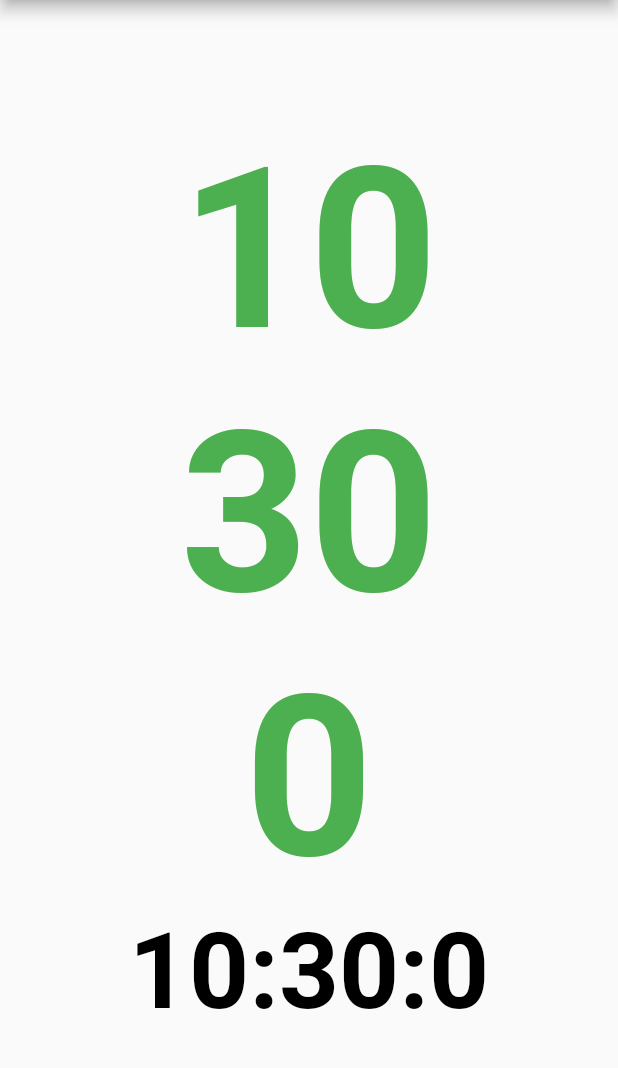
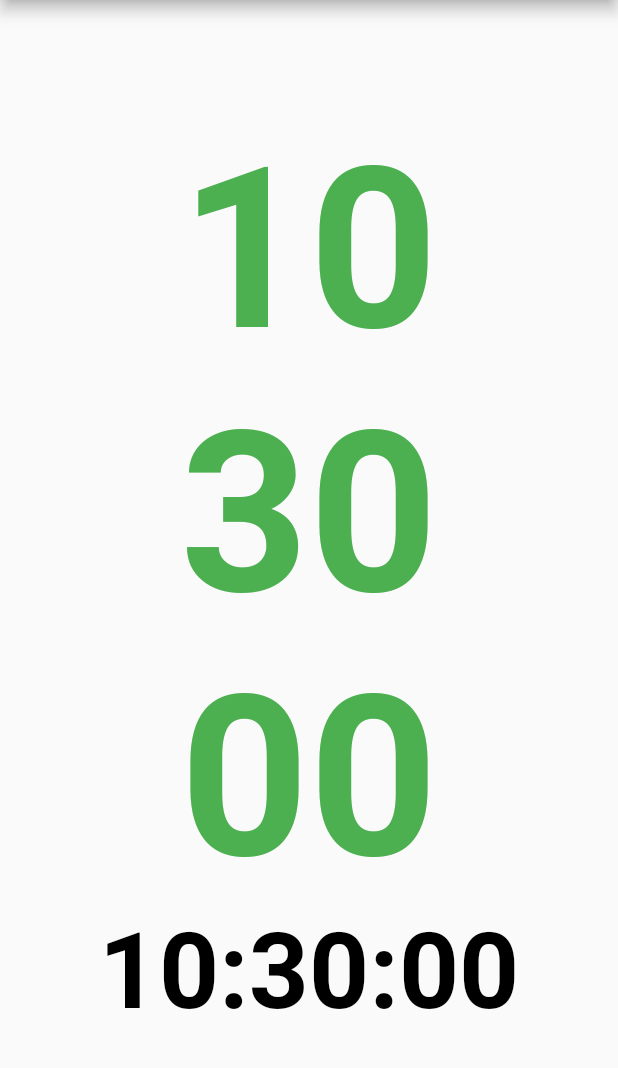
Before and after one commit to gos-k/flutter_workout_clock, a Flutter app: the first screen one second after launch, on a phone screen of 412 x 824 dp, the part 84-1152 px from its top. Run offline on Flutter 3.47's test engine with Material 2 defaults, Android fonts, the phone set to English and light mode, and no system bars.

Commit message:
Add 0 padding

```diff
--- a/lib/main.dart
+++ b/lib/main.dart
@@ -39,6 +39,10 @@ class _WorkoutClockPageState extends State<WorkoutClockPage> {
     _temp = DateTime.now();
   }
 
+  _pad02(n) {
+    return n.toString().padLeft(2, "0");
+  }
+
   @override
   void initState() {
     Timer.periodic(Duration(milliseconds: 100), _onTimer);
@@ -60,10 +64,10 @@ class _WorkoutClockPageState extends State<WorkoutClockPage> {
           child: Column(
             mainAxisAlignment: MainAxisAlignment.center,
             children: <Widget>[
-              Text('${_now.hour}', style: _mainTextStyle),
-              Text('${_now.minute}', style: _mainTextStyle),
-              Text('${_now.second}', style: _mainTextStyle),
-              Text('${_temp.hour}:${_temp.minute}:${_temp.second}', style: _subTextStyle),
+              Text('${_pad02(_now.hour)}', style: _mainTextStyle),
+              Text('${_pad02(_now.minute)}', style: _mainTextStyle),
+              Text('${_pad02(_now.second)}', style: _mainTextStyle),
+              Text('${_pad02(_temp.hour)}:${_pad02(_temp.minute)}:${_pad02(_temp.second)}', style: _subTextStyle),
             ],
           ),
         ),
```
